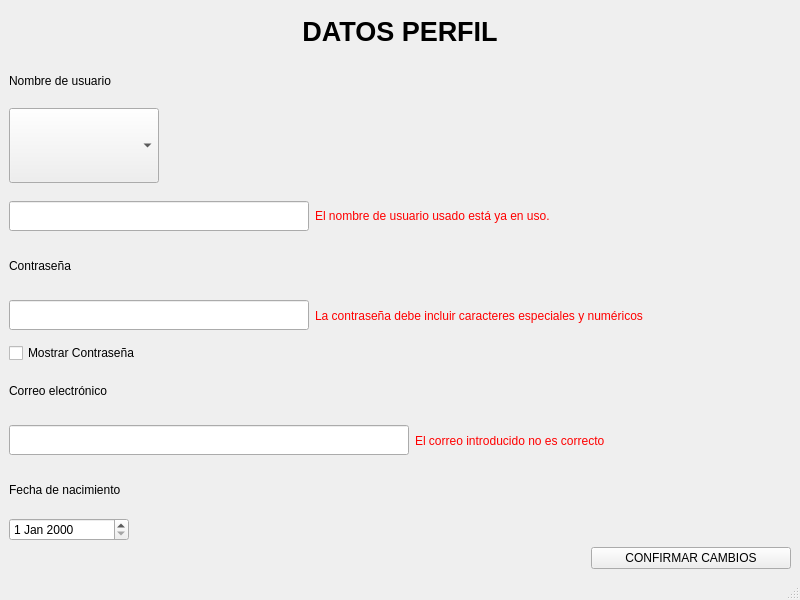
jorgecanut/mapaIHM, file mapa/perfil.ui: the form before one commit.
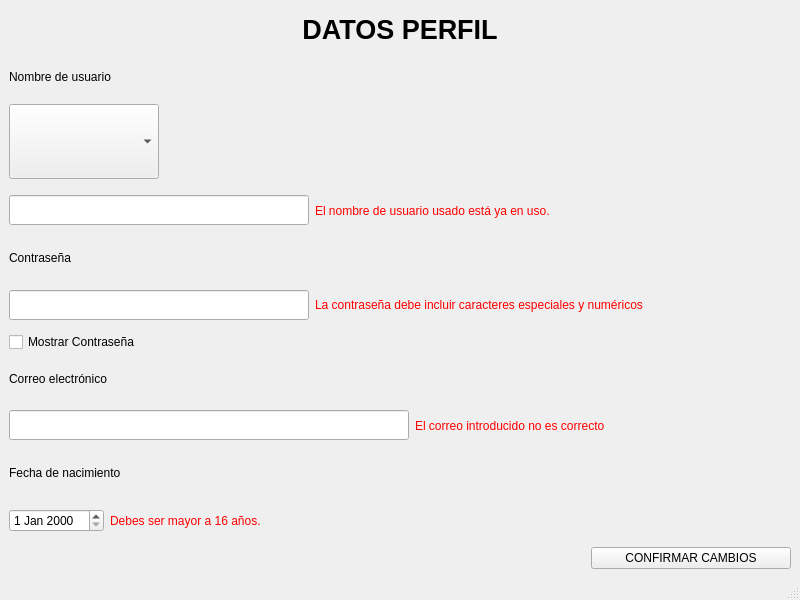
The form after the commit. Custom widgets are drawn as their Qt base class.

Commit message: verificacion edad

What changed in the file:
```diff
--- a/mapa/perfil.ui
+++ b/mapa/perfil.ui
@@ -270,6 +270,8 @@
      </widget>
     </item>
     <item>
+     <layout class="QHBoxLayout" name="horizontalLayout_4">
+      <item>
      <widget class="QDateEdit" name="daFechaNacimiento">
       <property name="maximumSize">
        <size>
@@ -278,6 +280,31 @@
        </size>
       </property>
      </widget>
+      </item>
+      <item>
+       <widget class="QLabel" name="lErrorFecha">
+        <property name="styleSheet">
+         <string notr="true">color : red</string>
+        </property>
+        <property name="text">
+         <string>Debes ser mayor a 16 años.</string>
+        </property>
+       </widget>
+      </item>
+      <item>
+       <spacer name="horizontalSpacer_4">
+        <property name="orientation">
+         <enum>Qt::Orientation::Horizontal</enum>
+        </property>
+        <property name="sizeHint" stdset="0">
+         <size>
+          <width>40</width>
+          <height>20</height>
+         </size>
+        </property>
+       </spacer>
+      </item>
+     </layout>
     </item>
     <item>
      <widget class="QPushButton" name="pbConfirmarCambios">
```
Lines whose indentation alone changed are shown as unchanged. The commit also changes 2 other files.
